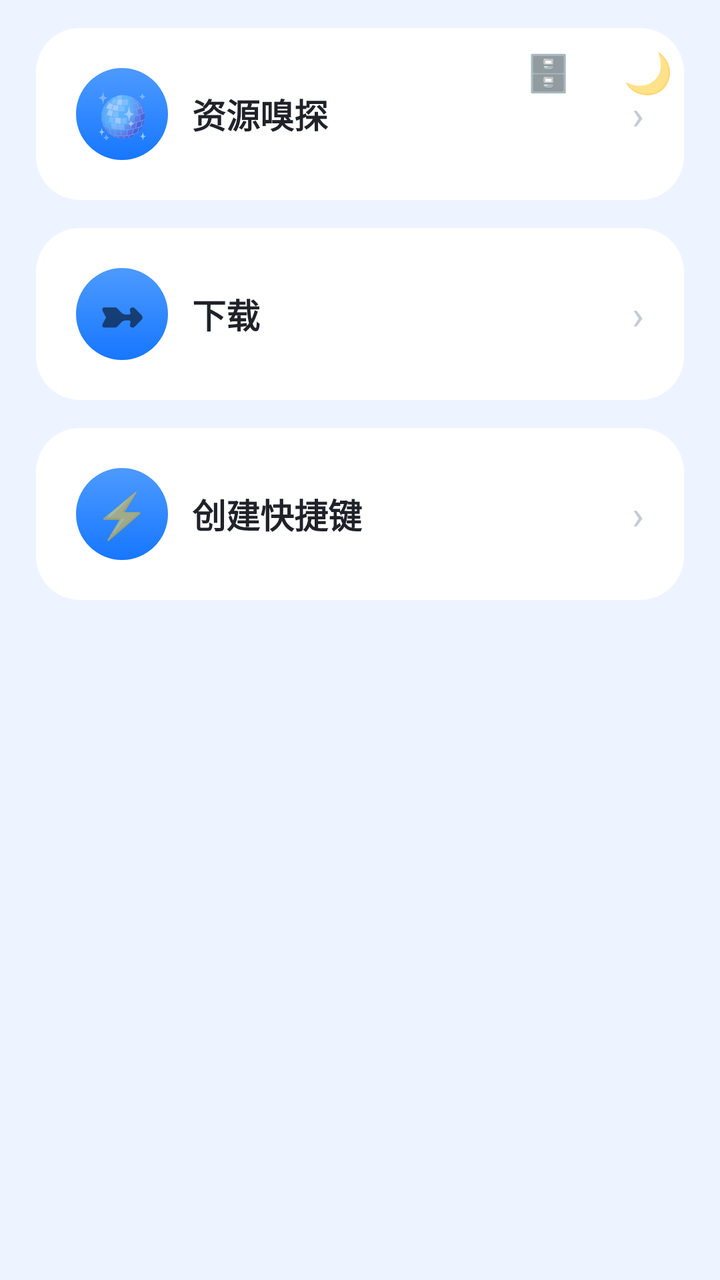
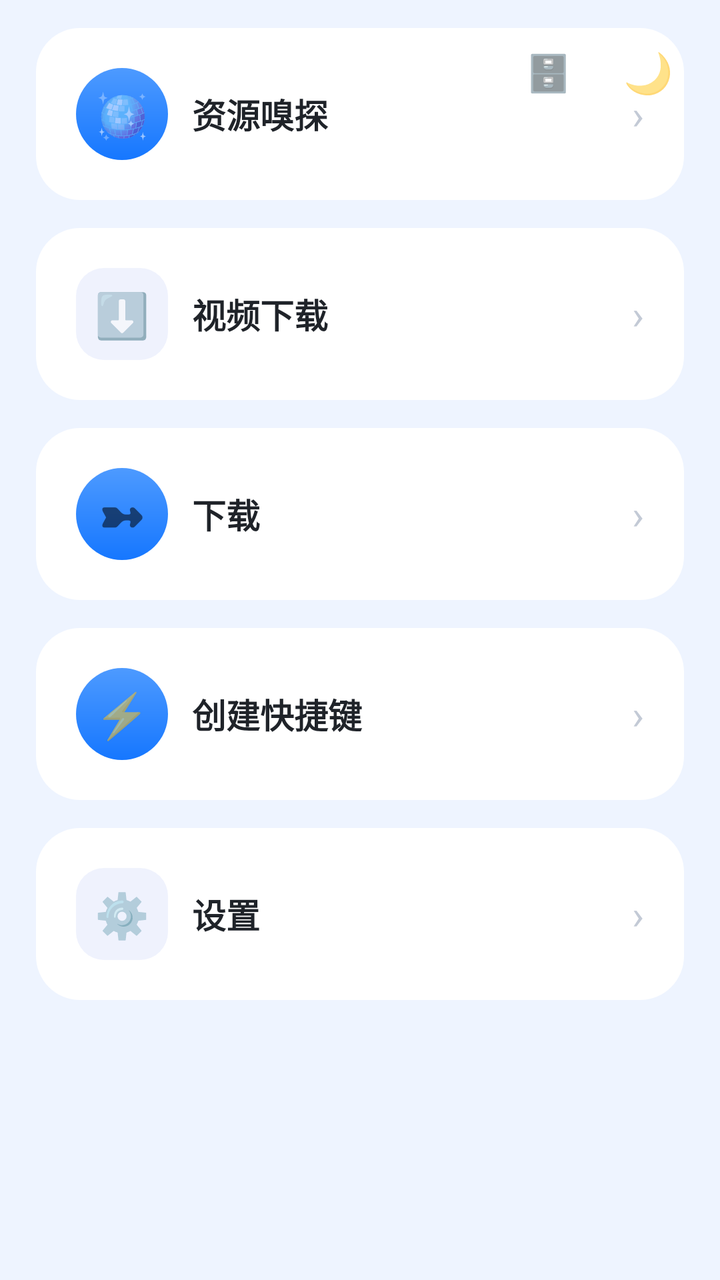

The first picture is an Android layout as it rendered before a commit; the second is the same layout after the commit. The layout source and the unified diff follow.
<!-- AndroidManifest.xml: application theme AppTheme -->
<!-- res/layout/activity_toolbox.xml -->
<?xml version="1.0" encoding="utf-8"?>
<FrameLayout xmlns:android="http://schemas.android.com/apk/res/android"
    android:id="@+id/toolRoot"
    android:layout_width="match_parent" android:layout_height="match_parent">

    <TextView android:id="@+id/lanToggle"
        android:layout_width="44dp" android:layout_height="44dp"
        android:layout_gravity="top|right" android:layout_marginTop="14dp" android:layout_marginRight="64dp"
        android:gravity="center" android:elevation="6dp"
        android:text="🗄️" android:textSize="18sp"/>

    <TextView android:id="@+id/themeToggle"
        android:layout_width="44dp" android:layout_height="44dp"
        android:layout_gravity="top|right" android:layout_margin="14dp"
        android:gravity="center" android:elevation="6dp"
        android:text="🌙" android:textSize="20sp"/>

    <LinearLayout android:id="@+id/toolColumn"
        android:layout_width="match_parent" android:layout_height="match_parent"
        android:orientation="vertical"
        android:background="@color/bg">

        <ScrollView
            android:layout_width="match_parent" android:layout_height="match_parent"
            android:fillViewport="true" android:scrollbars="none">

            <LinearLayout
                android:layout_width="match_parent" android:layout_height="wrap_content"
                android:orientation="vertical"
                android:paddingLeft="18dp" android:paddingRight="18dp"
                android:paddingTop="14dp" android:paddingBottom="18dp">

                <LinearLayout android:tag="card" android:id="@+id/cardPlayer"
                    android:layout_width="match_parent" android:layout_height="wrap_content"
                    android:layout_marginTop="0dp"
                    android:background="@drawable/bg_card" android:orientation="vertical"
                    android:padding="20dp">

                    <LinearLayout
                        android:layout_width="match_parent" android:layout_height="wrap_content"
                        android:orientation="horizontal" android:gravity="center_vertical">
                        <TextView
                            android:layout_width="46dp" android:layout_height="46dp"
                            android:background="@drawable/bg_btn"
                            android:text="🪩" android:textSize="22sp" android:gravity="center"/>
                        <TextView
                            android:layout_width="0dp" android:layout_height="wrap_content"
                            android:layout_weight="1" android:layout_marginLeft="12dp"
                            android:text="资源嗅探" android:textSize="17sp"
                            android:textStyle="bold" android:tag="title" android:textColor="@color/textMain"/>
                        <TextView android:text="›" android:textSize="20sp"
                            android:textColor="#C3CAD6"
                            android:layout_width="wrap_content" android:layout_height="wrap_content"/>
                    </LinearLayout>
                </LinearLayout>

                <LinearLayout android:tag="card" android:id="@+id/cardDownload"
                    android:layout_width="match_parent" android:layout_height="wrap_content"
                    android:layout_marginTop="14dp"
                    android:background="@drawable/bg_card" android:orientation="vertical"
                    android:padding="20dp">
                    <LinearLayout
                        android:layout_width="match_parent" android:layout_height="wrap_content"
                        android:orientation="horizontal" android:gravity="center_vertical">
                        <TextView
                            android:layout_width="46dp" android:layout_height="46dp"
                            android:background="@drawable/bg_btn"
                            android:text="➼" android:textSize="22sp" android:gravity="center"/>
                        <TextView
                            android:layout_width="0dp" android:layout_height="wrap_content"
                            android:layout_weight="1" android:layout_marginLeft="12dp"
                            android:text="下载" android:textSize="17sp"
                            android:textStyle="bold" android:tag="title" android:textColor="@color/textMain"/>
                        <TextView android:text="›" android:textSize="20sp"
                            android:textColor="#C3CAD6"
                            android:layout_width="wrap_content" android:layout_height="wrap_content"/>
                    </LinearLayout>
                </LinearLayout>
                <LinearLayout android:tag="card" android:id="@+id/cardShortcut"
                    android:layout_width="match_parent" android:layout_height="wrap_content"
                    android:layout_marginTop="14dp"
                    android:background="@drawable/bg_card" android:orientation="vertical"
                    android:padding="20dp">
                    <LinearLayout
                        android:layout_width="match_parent" android:layout_height="wrap_content"
                        android:orientation="horizontal" android:gravity="center_vertical">
                        <TextView
                            android:layout_width="46dp" android:layout_height="46dp"
                            android:background="@drawable/bg_btn" android:padding="8dp"
                            android:text="⚡" android:textSize="22sp" android:gravity="center"/>
                        <TextView
                            android:layout_width="0dp" android:layout_height="wrap_content"
                            android:layout_weight="1" android:layout_marginLeft="12dp"
                            android:text="创建快捷键" android:textSize="17sp"
                            android:textStyle="bold" android:tag="title" android:textColor="@color/textMain"/>
                        <TextView android:text="›" android:textSize="20sp"
                            android:textColor="#C3CAD6"
                            android:layout_width="wrap_content" android:layout_height="wrap_content"/>
                    </LinearLayout>
                </LinearLayout>


            </LinearLayout>
        </ScrollView>
    </LinearLayout>
</FrameLayout>
<!-- resources referenced by this layout -->
<resources>
  <color name="bg">#EEF4FF</color>
  <color name="textMain">#1F2329</color>
  <!-- drawable bg_btn (drawable) -->
  <?xml version="1.0" encoding="utf-8"?>
  <ripple xmlns:android="http://schemas.android.com/apk/res/android">
      <item>
          <shape>
              <gradient android:startColor="#4D9AFF" android:endColor="#1677FF" android:angle="270"/>
              <corners android:radius="26dp"/>
          </shape>
      </item>
  </ripple>
  <!-- drawable bg_card (drawable) -->
  <?xml version="1.0" encoding="utf-8"?>
  <shape xmlns:android="http://schemas.android.com/apk/res/android">
      <solid android:color="#FFFFFF"/>
      <corners android:radius="22dp"/>
  </shape>
  <style name="AppTheme" parent="android:Theme.Material.Light.NoActionBar">
          <item name="android:windowFullscreen">true</item>
          <item name="android:windowNoTitle">true</item>
          <item name="android:windowTranslucentNavigation">true</item>
          <item name="android:windowBackground">@color/bg</item>
          <item name="android:colorAccent">@color/blue2</item>
      </style>
  <color name="blue2">#1677FF</color>
</resources>

<!-- the commit's change to res/layout/activity_toolbox.xml (unified diff, before → after) -->
@@ -54,6 +54,29 @@
                     </LinearLayout>
                 </LinearLayout>
 
+                <LinearLayout android:tag="card" android:id="@+id/cardVideoDl"
+                    android:layout_width="match_parent" android:layout_height="wrap_content"
+                    android:layout_marginTop="14dp"
+                    android:background="@drawable/bg_card" android:orientation="vertical"
+                    android:padding="20dp">
+                    <LinearLayout
+                        android:layout_width="match_parent" android:layout_height="wrap_content"
+                        android:orientation="horizontal" android:gravity="center_vertical">
+                        <TextView
+                            android:layout_width="46dp" android:layout_height="46dp"
+                            android:background="@drawable/bg_btn_blue"
+                            android:text="⬇️" android:textSize="22sp" android:gravity="center"/>
+                        <TextView
+                            android:layout_width="0dp" android:layout_height="wrap_content"
+                            android:layout_weight="1" android:layout_marginLeft="12dp"
+                            android:text="视频下载" android:textSize="17sp"
+                            android:textStyle="bold" android:tag="title" android:textColor="@color/textMain"/>
+                        <TextView android:text="›" android:textSize="20sp"
+                            android:textColor="#C3CAD6"
+                            android:layout_width="wrap_content" android:layout_height="wrap_content"/>
+                    </LinearLayout>
+                </LinearLayout>
+
                 <LinearLayout android:tag="card" android:id="@+id/cardDownload"
                     android:layout_width="match_parent" android:layout_height="wrap_content"
                     android:layout_marginTop="14dp"
@@ -99,6 +122,29 @@
                     </LinearLayout>
                 </LinearLayout>
 
+                <LinearLayout android:tag="card" android:id="@+id/cardSettings"
+                    android:layout_width="match_parent" android:layout_height="wrap_content"
+                    android:layout_marginTop="14dp"
+                    android:background="@drawable/bg_card" android:orientation="vertical"
+                    android:padding="20dp">
+                    <LinearLayout
+                        android:layout_width="match_parent" android:layout_height="wrap_content"
+                        android:orientation="horizontal" android:gravity="center_vertical">
+                        <TextView
+                            android:layout_width="46dp" android:layout_height="46dp"
+                            android:background="@drawable/bg_btn_blue" android:padding="8dp"
+                            android:text="⚙️" android:textSize="22sp" android:gravity="center"/>
+                        <TextView
+                            android:layout_width="0dp" android:layout_height="wrap_content"
+                            android:layout_weight="1" android:layout_marginLeft="12dp"
+                            android:text="设置" android:textSize="17sp"
+                            android:textStyle="bold" android:tag="title" android:textColor="@color/textMain"/>
+                        <TextView android:text="›" android:textSize="20sp"
+                            android:textColor="#C3CAD6"
+                            android:layout_width="wrap_content" android:layout_height="wrap_content"/>
+                    </LinearLayout>
+                </LinearLayout>
+
 
             </LinearLayout>
         </ScrollView>
<!-- resource entries referenced after the edit -->
@@ -12,6 +12,12 @@
           </shape>
       </item>
   </ripple>
+  <!-- drawable bg_btn_blue (drawable) -->
+  <?xml version="1.0" encoding="utf-8"?>
+  <shape xmlns:android="http://schemas.android.com/apk/res/android" android:shape="rectangle">
+      <solid android:color="#14315CDE"/>
+      <corners android:radius="14dp"/>
+  </shape>
   <!-- drawable bg_card (drawable) -->
   <?xml version="1.0" encoding="utf-8"?>
   <shape xmlns:android="http://schemas.android.com/apk/res/android">
